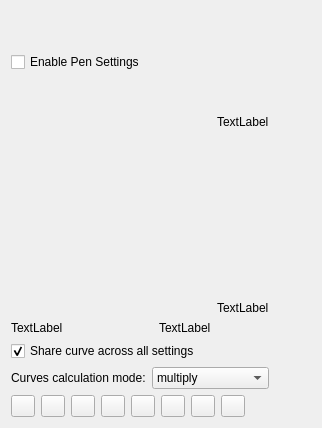
First picture: the form in plugins/paintops/libpaintop/forms/wdgcurveoption.ui, repository KDE/krita, before the edit.
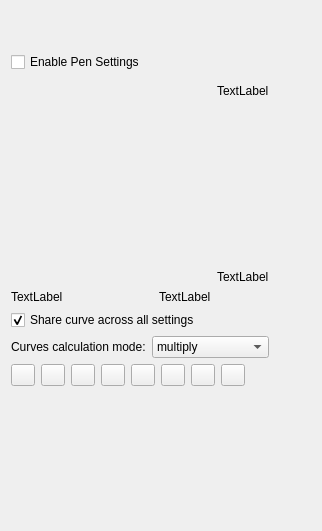
Second picture: the form after the edit. Custom widgets are drawn as their Qt base class.

The edit to the form file:
```diff
--- a/plugins/paintops/libpaintop/forms/wdgcurveoption.ui
+++ b/plugins/paintops/libpaintop/forms/wdgcurveoption.ui
@@ -7,7 +7,7 @@
     <x>0</x>
     <y>0</y>
     <width>318</width>
-    <height>428</height>
+    <height>531</height>
    </rect>
   </property>
   <layout class="QVBoxLayout" name="verticalLayout_2">
@@ -56,7 +56,7 @@
    <item>
     <widget class="KisMultiSensorsSelector" name="sensorSelector" native="true">
      <property name="sizePolicy">
-      <sizepolicy hsizetype="MinimumExpanding" vsizetype="MinimumExpanding">
+      <sizepolicy hsizetype="Minimum" vsizetype="Minimum">
        <horstretch>0</horstretch>
        <verstretch>0</verstretch>
       </sizepolicy>
@@ -441,6 +441,19 @@
      </item>
     </layout>
    </item>
+   <item>
+    <spacer name="verticalSpacer">
+     <property name="orientation">
+      <enum>Qt::Vertical</enum>
+     </property>
+     <property name="sizeHint" stdset="0">
+      <size>
+       <width>20</width>
+       <height>40</height>
+      </size>
+     </property>
+    </spacer>
+   </item>
   </layout>
  </widget>
  <customwidgets>
```
